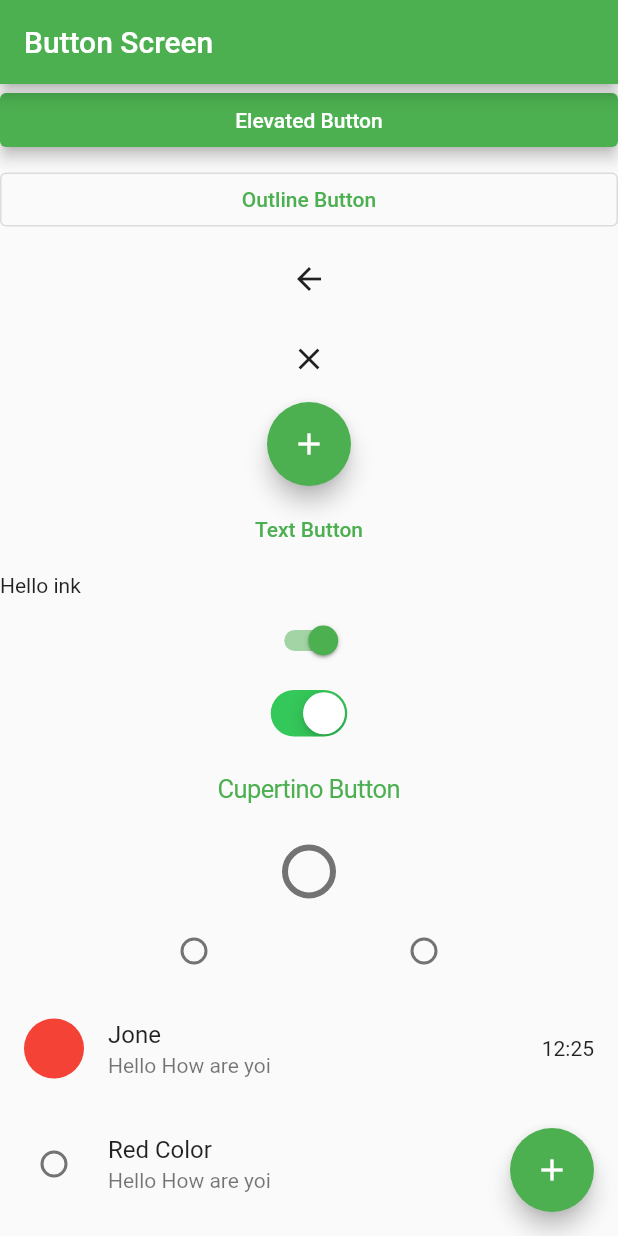
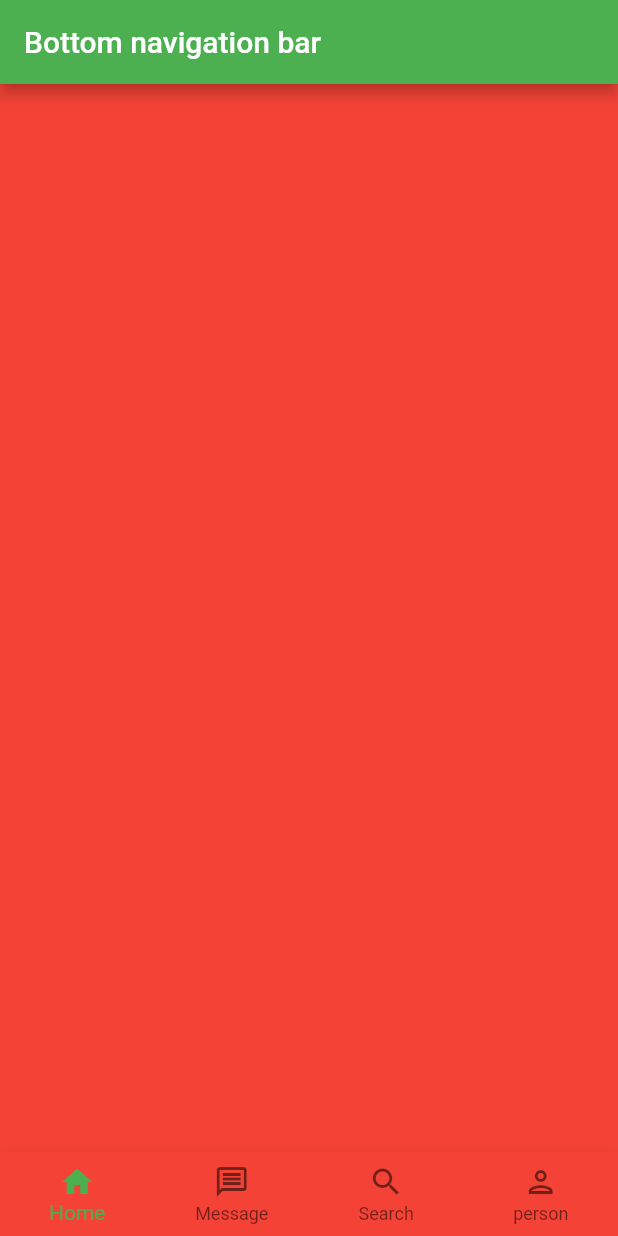
Before and after one commit to MohilThummar/five_to_seven, a Flutter app: the screen it shows after launch, on a phone screen of 412 x 824 dp. Run offline on Flutter 3.47's test engine with Material 2 defaults, Android fonts, the phone set to English and light mode, and no system bars; project files that could hold a hidden picture were left out.

Commit message:
bottom bar

```diff
--- /dev/null
+++ b/five_to_seven/lib/bottom_view/bottom_bar_screen.dart
@@ -0,0 +1,101 @@
+import 'package:flutter/material.dart';
+
+import 'first_bottom_screen.dart';
+import 'forth_bottom_screen.dart';
+import 'second_bottom_screen.dart';
+import 'third_bottom_screen.dart';
+
+class BottomBarScreen extends StatefulWidget {
+  const BottomBarScreen({super.key});
+
+  @override
+  State<BottomBarScreen> createState() => _BottomBarScreenState();
+}
+
+class _BottomBarScreenState extends State<BottomBarScreen> {
+  int currentIndex = 0;
+
+  List<Widget> screenList = [
+    const FirstBottomScreen(),
+    const SecondBottomScreen(),
+    const ThirdBottomScreen(),
+    const ForthBottomScreen(),
+  ];
+
+  @override
+  Widget build(BuildContext context) {
+    return Scaffold(
+      appBar: AppBar(
+        title: const Text("Bottom navigation bar"),
+      ),
+      body: screenList[currentIndex],
+      // bottomSheet: ,
+      bottomNavigationBar: BottomNavigationBar(
+        type: BottomNavigationBarType.fixed,
+        backgroundColor: Colors.red,
+        currentIndex: currentIndex,
+        onTap: (value) {
+          debugPrint("Value: --> $value");
+          currentIndex = value;
+          setState(() {});
+        },
+        items: const [
+          BottomNavigationBarItem(
+            activeIcon: Icon(Icons.home),
+            icon: Icon(Icons.home_outlined),
+            label: "Home",
+            backgroundColor: Colors.red,
+          ),
+          BottomNavigationBarItem(
+            activeIcon: Icon(Icons.message),
+            icon: Icon(Icons.message_outlined),
+            label: "Message",
+            backgroundColor: Colors.green,
+          ),
+          BottomNavigationBarItem(
+            activeIcon: Icon(Icons.search),
+            icon: Icon(Icons.search_outlined),
+            label: "Search",
+            backgroundColor: Colors.pink,
+          ),
+          BottomNavigationBarItem(
+            activeIcon: Icon(Icons.person),
+            icon: Icon(Icons.person_outlined),
+            label: "person",
+            backgroundColor: Colors.yellow,
+          ),
+        ],
+      ),
+      // bottomNavigationBar: NavigationBar(
+      //   selectedIndex: currentIndex,
+      //   onDestinationSelected: (int index) {
+      //     setState(() {
+      //       currentIndex = index;
+      //     });
+      //   },
+      //   destinations: const <NavigationDestination>[
+      //     NavigationDestination(
+      //       selectedIcon: Icon(Icons.person),
+      //       icon: Icon(Icons.person_outline),
+      //       label: 'Learn',
+      //     ),
+      //     NavigationDestination(
+      //       selectedIcon: Icon(Icons.engineering),
+      //       icon: Icon(Icons.engineering_outlined),
+      //       label: 'Relearn',
+      //     ),
+      //     NavigationDestination(
+      //       selectedIcon: Icon(Icons.bookmark),
+      //       icon: Icon(Icons.bookmark_border),
+      //       label: 'Unlearn',
+      //     ),
+      //     NavigationDestination(
+      //       selectedIcon: Icon(Icons.person),
+      //       icon: Icon(Icons.person_outlined),
+      //       label: 'Person',
+      //     ),
+      //   ],
+      // ),
+    );
+  }
+}
--- /dev/null
+++ b/five_to_seven/lib/bottom_view/first_bottom_screen.dart
@@ -0,0 +1,17 @@
+import 'package:flutter/material.dart';
+
+class FirstBottomScreen extends StatefulWidget {
+  const FirstBottomScreen({super.key});
+
+  @override
+  State<FirstBottomScreen> createState() => _FirstBottomScreenState();
+}
+
+class _FirstBottomScreenState extends State<FirstBottomScreen> {
+  @override
+  Widget build(BuildContext context) {
+    return Container(
+      color: Colors.red,
+    );
+  }
+}
--- a/five_to_seven/lib/main.dart
+++ b/five_to_seven/lib/main.dart
@@ -1,6 +1,5 @@
+import 'package:five_to_seven/bottom_view/bottom_bar_screen.dart';
 import 'package:flutter/material.dart';
-
-import 'layout_screen/button_screen.dart';
 
 void main() {
   runApp(const MyApp());
@@ -17,7 +16,7 @@ class MyApp extends StatelessWidget {
       theme: ThemeData(
         primarySwatch: Colors.green,
       ),
-      home: const ButtonScreen(),
+      home: const BottomBarScreen(),
     );
   }
 }
@@ -40,7 +39,9 @@ class MyApp extends StatelessWidget {
 // RadioListTileButton
 // PopupMenuButton
 
-/// --> BottomNavigationBar
+// BottomNavigationBar
+
+// Navigation
 
 /// Form
 
@@ -51,13 +52,13 @@ class MyApp extends StatelessWidget {
 /// Project Structure
 
 /// Slider
-/// Datepicker
+/// Date picker
 /// TimePicker
 /// CupertinoPicker
 /// SimpleDialog
 /// AlertDialog
 /// BottomSheet
 /// SnackBar
-/// Tostmessage
+/// Toast message
 
 /// Map view
```
Also changed, not shown: five_to_seven/lib/bottom_view/forth_bottom_screen.dart (added, +17 -0 lines), five_to_seven/lib/bottom_view/second_bottom_screen.dart (added, +17 -0 lines), five_to_seven/lib/bottom_view/third_bottom_screen.dart (added, +17 -0 lines), five_to_seven/lib/view/first_view.dart (added, +39 -0 lines), five_to_seven/lib/view/second_view.dart (added, +59 -0 lines), five_to_seven/lib/view/third_view.dart (added, +45 -0 lines), 1 other file.
